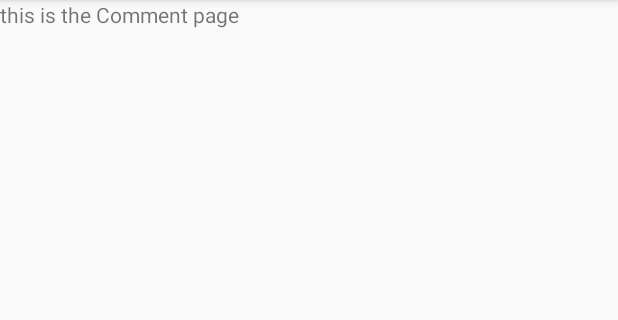
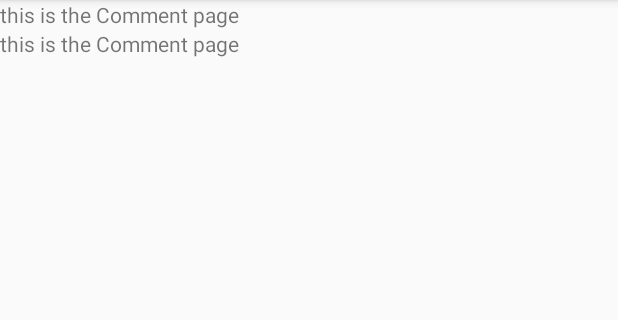
Before and after one commit to inbarbuzaglo/Seating-Arrangement-App, an Android app: the Comment screen opened directly, with no data from a screen before it, on a phone screen of 412 x 824 dp, the part 84-404 px from its top. Run offline under Robolectric (Android 15) with nearby library versions, the phone set to English and light mode, and no system bars.

Commit message:
Update activity_comment.xml

```diff
--- a/app/src/main/res/layout/activity_comment.xml
+++ b/app/src/main/res/layout/activity_comment.xml
@@ -12,4 +12,10 @@
         android:layout_height="wrap_content"
         android:text="this is the Comment page"/>
 
+
+    <TextView
+        android:layout_width="match_parent"
+        android:layout_height="wrap_content"
+        android:text="this is the Comment page"/>
+
 </LinearLayout>
```
